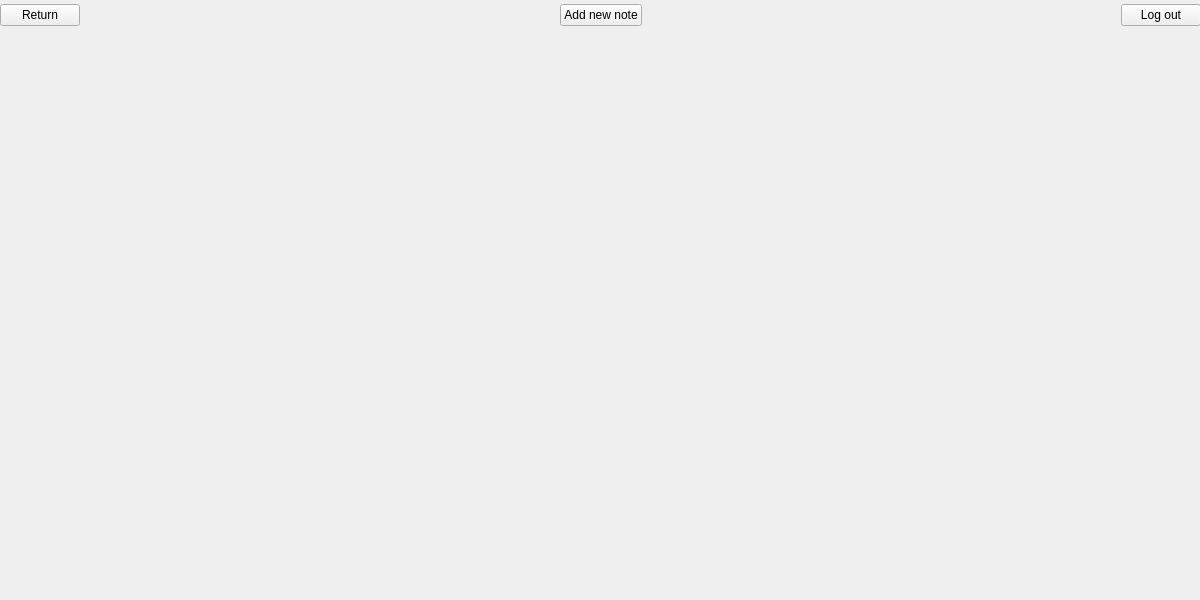
Before: the Qt Designer form uis/notesMainPage.ui in ssysek/slack, drawn with Qt 5.
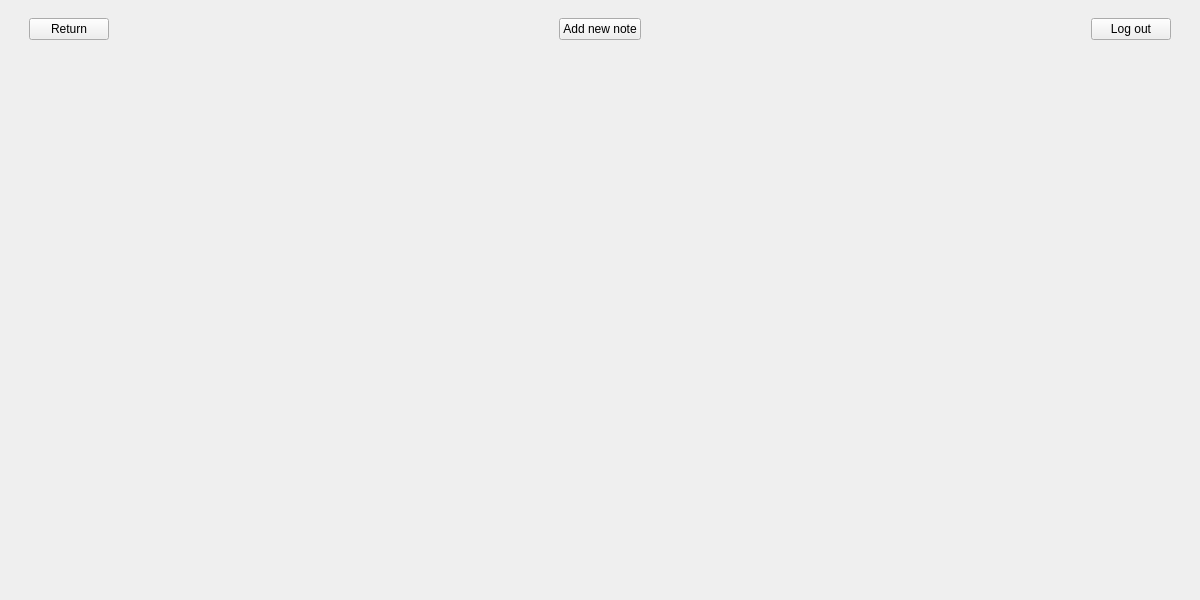
After: the same form once the commit is applied.

Diff of the .ui file:
```diff
--- a/uis/notesMainPage.ui
+++ b/uis/notesMainPage.ui
@@ -20,15 +20,14 @@
    <string>MainWindow</string>
   </property>
   <widget class="QWidget" name="centralwidget">
-   <widget class="QWidget" name="horizontalLayoutWidget">
-    <property name="geometry">
-     <rect>
-      <x>0</x>
-      <y>0</y>
-      <width>1201</width>
-      <height>31</height>
-     </rect>
-    </property>
+   <property name="sizePolicy">
+    <sizepolicy hsizetype="Preferred" vsizetype="Preferred">
+     <horstretch>0</horstretch>
+     <verstretch>0</verstretch>
+    </sizepolicy>
+   </property>
+   <layout class="QGridLayout" name="gridLayout_2" rowstretch="0,10">
+    <item row="0" column="1">
     <layout class="QHBoxLayout" name="horizontalLayout">
      <item>
       <widget class="QPushButton" name="pushButton_Return">
@@ -77,19 +76,60 @@
        </property>
       </widget>
      </item>
-    </layout>
-   </widget>
-   <widget class="QWidget" name="gridLayoutWidget">
-    <property name="geometry">
-     <rect>
-      <x>80</x>
-      <y>60</y>
-      <width>1041</width>
-      <height>501</height>
-     </rect>
-    </property>
+      <item>
+       <spacer name="verticalSpacer_2">
+        <property name="orientation">
+         <enum>Qt::Vertical</enum>
+        </property>
+        <property name="sizeType">
+         <enum>QSizePolicy::Minimum</enum>
+        </property>
+        <property name="sizeHint" stdset="0">
+         <size>
+          <width>0</width>
+          <height>40</height>
+         </size>
+        </property>
+       </spacer>
+      </item>
+     </layout>
+    </item>
+    <item row="1" column="1">
     <layout class="QGridLayout" name="gridLayout"/>
-   </widget>
+    </item>
+    <item row="1" column="0">
+     <spacer name="horizontalSpacer_3">
+      <property name="orientation">
+       <enum>Qt::Horizontal</enum>
+      </property>
+      <property name="sizeType">
+       <enum>QSizePolicy::Fixed</enum>
+      </property>
+      <property name="sizeHint" stdset="0">
+       <size>
+        <width>20</width>
+        <height>20</height>
+       </size>
+      </property>
+     </spacer>
+    </item>
+    <item row="1" column="2">
+     <spacer name="horizontalSpacer_4">
+      <property name="orientation">
+       <enum>Qt::Horizontal</enum>
+      </property>
+      <property name="sizeType">
+       <enum>QSizePolicy::Fixed</enum>
+      </property>
+      <property name="sizeHint" stdset="0">
+       <size>
+        <width>20</width>
+        <height>20</height>
+       </size>
+      </property>
+     </spacer>
+    </item>
+   </layout>
   </widget>
  </widget>
  <resources/>
```
Lines whose indentation alone changed are shown as unchanged.
